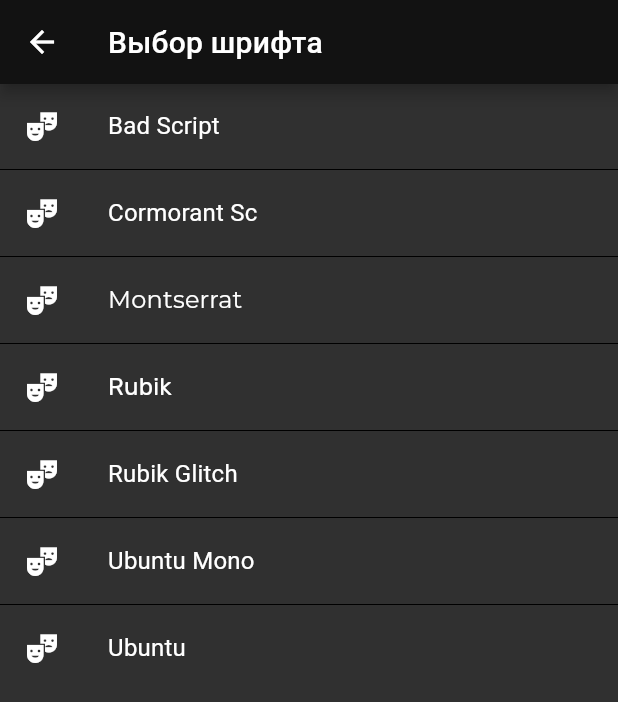
After one commit to fear404-png/fastpad, a Flutter app: the NotesSettingWidget screen opened by its route, after a tap on "Выбор шрифта", on a phone screen of 412 x 824 dp. The commit adds this screen. Shown: the top 702 px of the screen. Run offline on Flutter 3.47's test engine with Material 2 defaults, Android fonts, the phone set to English and light mode, and no system bars; our stand-ins replace bloc, flutter_bloc, flutter_slidable, google_fonts; Roboto replaces fonts that are missing (); project files that could hold a hidden picture were left out.

Commit message:
Добавлена возможность изменять шрифт приложения

```diff
--- a/lib/bloc/bloc/notes_bloc.dart
+++ b/lib/bloc/bloc/notes_bloc.dart
@@ -1,7 +1,9 @@
 import 'package:bloc/bloc.dart';
-import 'package:fastpad/widgets/theme/app_themes.dart';
+
+import 'package:fastpad/theme/app_themes.dart';
+import 'package:fastpad/theme/app_fonts.dart';
+
 import 'package:flutter/material.dart';
-import 'package:meta/meta.dart';
 
 part 'notes_event.dart';
 part 'notes_state.dart';
@@ -9,7 +11,44 @@ part 'notes_state.dart';
 class NotesBloc extends Bloc<NotesEvent, NotesState> {
   static List<Note> notes = [];
   static bool isEdit = true;
-  static ThemeData themeApp = appThemeData[0];
+
+  static int currentFont = 1;
+  static int currentTheme = 0;
+
+//я устал писать это...
+  static ThemeData themeApp = appThemeData[currentTheme].copyWith(
+      textTheme: TextTheme(
+    headline1: appFonts[currentFont].copyWith(
+        fontSize: 97, fontWeight: FontWeight.w300, letterSpacing: -1.5),
+    headline2: appFonts[currentFont].copyWith(
+        fontSize: 61, fontWeight: FontWeight.w300, letterSpacing: -0.5),
+    headline3: appFonts[currentFont].copyWith(
+      fontSize: 48,
+      fontWeight: FontWeight.w400,
+    ),
+    headline4: appFonts[currentFont].copyWith(
+        fontSize: 34, fontWeight: FontWeight.w400, letterSpacing: 0.25),
+    headline5: appFonts[currentFont].copyWith(
+      fontSize: 24,
+      fontWeight: FontWeight.w400,
+    ),
+    headline6: appFonts[currentFont].copyWith(
+        fontSize: 20, fontWeight: FontWeight.w500, letterSpacing: 0.15),
+    subtitle1: appFonts[currentFont].copyWith(
+        fontSize: 16, fontWeight: FontWeight.w400, letterSpacing: 0.15),
+    subtitle2: appFonts[currentFont].copyWith(
+        fontSize: 14, fontWeight: FontWeight.w500, letterSpacing: 0.1),
+    bodyText1: appFonts[currentFont].copyWith(
+        fontSize: 16, fontWeight: FontWeight.w500, letterSpacing: 0.5),
+    bodyText2: appFonts[currentFont].copyWith(
+        fontSize: 14, fontWeight: FontWeight.w400, letterSpacing: 0.25),
+    button: appFonts[currentFont].copyWith(
+        fontSize: 14, fontWeight: FontWeight.w500, letterSpacing: 1.25),
+    caption: appFonts[currentFont].copyWith(
+        fontSize: 12, fontWeight: FontWeight.w400, letterSpacing: 0.4),
+    overline: appFonts[currentFont].copyWith(
+        fontSize: 10, fontWeight: FontWeight.w400, letterSpacing: 1.5),
+  ).apply(bodyColor: appThemeData[currentTheme].colorScheme.onError));
 
   NotesBloc() : super(NotesInitial(notes, isEdit, themeApp)) {
     on<NotesEvent>((event, emit) {
@@ -20,7 +59,75 @@ class NotesBloc extends Bloc<NotesEvent, NotesState> {
       } else if (event is NoteEditEvent) {
         notes[event.note.id] = event.note;
       } else if (event is ChangeThemeEvent) {
-        themeApp = appThemeData[event.idTheme];
+        currentTheme = event.idTheme;
+        themeApp = appThemeData[currentTheme].copyWith(
+            textTheme: TextTheme(
+          headline1: appFonts[currentFont].copyWith(
+              fontSize: 97, fontWeight: FontWeight.w300, letterSpacing: -1.5),
+          headline2: appFonts[currentFont].copyWith(
+              fontSize: 61, fontWeight: FontWeight.w300, letterSpacing: -0.5),
+          headline3: appFonts[currentFont].copyWith(
+            fontSize: 48,
+            fontWeight: FontWeight.w400,
+          ),
+          headline4: appFonts[currentFont].copyWith(
+              fontSize: 34, fontWeight: FontWeight.w400, letterSpacing: 0.25),
+          headline5: appFonts[currentFont].copyWith(
+            fontSize: 24,
+            fontWeight: FontWeight.w400,
+          ),
+          headline6: appFonts[currentFont].copyWith(
+              fontSize: 20, fontWeight: FontWeight.w500, letterSpacing: 0.15),
+          subtitle1: appFonts[currentFont].copyWith(
+              fontSize: 16, fontWeight: FontWeight.w400, letterSpacing: 0.15),
+          subtitle2: appFonts[currentFont].copyWith(
+              fontSize: 14, fontWeight: FontWeight.w500, letterSpacing: 0.1),
+          bodyText1: appFonts[currentFont].copyWith(
+              fontSize: 16, fontWeight: FontWeight.w500, letterSpacing: 0.5),
+          bodyText2: appFonts[currentFont].copyWith(
+              fontSize: 14, fontWeight: FontWeight.w400, letterSpacing: 0.25),
+          button: appFonts[currentFont].copyWith(
+              fontSize: 14, fontWeight: FontWeight.w500, letterSpacing: 1.25),
+          caption: appFonts[currentFont].copyWith(
+              fontSize: 12, fontWeight: FontWeight.w400, letterSpacing: 0.4),
+          overline: appFonts[currentFont].copyWith(
+              fontSize: 10, fontWeight: FontWeight.w400, letterSpacing: 1.5),
+        ).apply(bodyColor: appThemeData[currentTheme].colorScheme.onError));
+      } else if (event is ChangeFontEvent) {
+        currentFont = event.idFont;
+        themeApp = appThemeData[currentTheme].copyWith(
+            textTheme: TextTheme(
+          headline1: appFonts[currentFont].copyWith(
+              fontSize: 97, fontWeight: FontWeight.w300, letterSpacing: -1.5),
+          headline2: appFonts[currentFont].copyWith(
+              fontSize: 61, fontWeight: FontWeight.w300, letterSpacing: -0.5),
+          headline3: appFonts[currentFont].copyWith(
+            fontSize: 48,
+            fontWeight: FontWeight.w400,
+          ),
+          headline4: appFonts[currentFont].copyWith(
+              fontSize: 34, fontWeight: FontWeight.w400, letterSpacing: 0.25),
+          headline5: appFonts[currentFont].copyWith(
+            fontSize: 24,
+            fontWeight: FontWeight.w400,
+          ),
+          headline6: appFonts[currentFont].copyWith(
+              fontSize: 20, fontWeight: FontWeight.w500, letterSpacing: 0.15),
+          subtitle1: appFonts[currentFont].copyWith(
+              fontSize: 16, fontWeight: FontWeight.w400, letterSpacing: 0.15),
+          subtitle2: appFonts[currentFont].copyWith(
+              fontSize: 14, fontWeight: FontWeight.w500, letterSpacing: 0.1),
+          bodyText1: appFonts[currentFont].copyWith(
+              fontSize: 16, fontWeight: FontWeight.w500, letterSpacing: 0.5),
+          bodyText2: appFonts[currentFont].copyWith(
+              fontSize: 14, fontWeight: FontWeight.w400, letterSpacing: 0.25),
+          button: appFonts[currentFont].copyWith(
+              fontSize: 14, fontWeight: FontWeight.w500, letterSpacing: 1.25),
+          caption: appFonts[currentFont].copyWith(
+              fontSize: 12, fontWeight: FontWeight.w400, letterSpacing: 0.4),
+          overline: appFonts[currentFont].copyWith(
+              fontSize: 10, fontWeight: FontWeight.w400, letterSpacing: 1.5),
+        ).apply(bodyColor: appThemeData[currentTheme].colorScheme.onError));
       }
       emit(NotesInitial(notes, isEdit, themeApp));
     });
@@ -39,5 +146,8 @@ class Note {
 
   Note(this.title, this.subtitle, this.id) {
     timeEdit = DateTime.now().toString().split(".")[0];
+    timeEdit = timeEdit.toString().split(" ")[0] +
+        "\n" +
+        timeEdit.toString().split(" ")[1];
   }
 }
--- a/lib/bloc/bloc/notes_event.dart
+++ b/lib/bloc/bloc/notes_event.dart
@@ -23,3 +23,9 @@ class ChangeThemeEvent extends NotesEvent {
 
   ChangeThemeEvent(this.idTheme);
 }
+
+class ChangeFontEvent extends NotesEvent {
+  final int idFont;
+
+  ChangeFontEvent(this.idFont);
+}
--- a/lib/bloc/bloc/notes_state.dart
+++ b/lib/bloc/bloc/notes_state.dart
@@ -4,7 +4,7 @@ part of 'notes_bloc.dart';
 abstract class NotesState {
   final List<Note> notes;
   final bool isEdit;
-  final themeData;
+  final ThemeData themeData;
 
   NotesState(this.notes, this.isEdit, this.themeData);
 }
--- /dev/null
+++ b/lib/theme/app_fonts.dart
@@ -0,0 +1,12 @@
+import 'package:flutter/cupertino.dart';
+import 'package:google_fonts/google_fonts.dart';
+
+final List<TextStyle> appFonts = [
+  GoogleFonts.badScript(),
+  GoogleFonts.cormorantSc(),
+  GoogleFonts.montserrat(),
+  GoogleFonts.rubik(),
+  GoogleFonts.rubikGlitch(),
+  GoogleFonts.ubuntuMono(),
+  GoogleFonts.ubuntu()
+];
--- /dev/null
+++ b/lib/theme/app_themes.dart
@@ -0,0 +1,42 @@
+import 'package:flutter/material.dart';
+
+final List<ThemeData> appThemeData = [
+  ThemeData(
+    colorScheme: const ColorScheme.dark().copyWith(
+      secondary: Colors.redAccent,
+      primary: Colors.red,
+      onError: Colors.white,
+    ),
+  ),
+  ThemeData(
+    colorScheme: const ColorScheme.dark().copyWith(
+        secondary: Colors.green,
+        primary: Colors.green,
+        onBackground: Colors.black,
+        surface: Colors.black,
+        onSurface: Colors.green,
+        background: Colors.black,
+        onError: Colors.white,
+        brightness: Brightness.dark),
+  ),
+  ThemeData(
+    colorScheme: const ColorScheme.light().copyWith(
+        primary: Colors.redAccent,
+        secondary: Colors.redAccent,
+        onError: Colors.black),
+  ),
+  ThemeData(
+      colorScheme: ColorScheme.fromSeed(seedColor: Colors.red)
+          .copyWith(onError: Colors.black)),
+  ThemeData(
+      colorScheme:
+          ColorScheme.highContrastDark().copyWith(onError: Colors.white))
+];
+
+final List<String> appThemeName = [
+  "Темная Стандарт",
+  "Темная Хакерская ",
+  "Светлая Стандарт",
+  "Светлая Агрессия ",
+  "На расслабоне :)"
+];
--- a/lib/widgets/app/app.dart
+++ b/lib/widgets/app/app.dart
@@ -2,6 +2,7 @@ import 'package:fastpad/bloc/bloc/notes_bloc.dart';
 import 'package:fastpad/widgets/notes/note/note_edit.dart';
 import 'package:fastpad/widgets/notes/note/note_view.dart';
 import 'package:fastpad/widgets/notes/notes.dart';
+import 'package:fastpad/widgets/notes/notes_setting/change_font.dart';
 import 'package:fastpad/widgets/notes/notes_setting/change_theme.dart';
 import 'package:fastpad/widgets/notes/notes_setting/notes_setting.dart';
 import 'package:flutter/material.dart';
@@ -26,6 +27,8 @@ class App extends StatelessWidget {
               "/notes/setting": (context) => const NotesSettingWidget(),
               "/notes/setting/change_theme": (context) =>
                   const ChangeThemeWidget(),
+              "/notes/setting/change_font": (context) =>
+                  const ChangeFontWidget(),
             },
             initialRoute: "/notes",
           );
--- a/lib/widgets/notes/note/note_view.dart
+++ b/lib/widgets/notes/note/note_view.dart
@@ -17,7 +17,7 @@ class NoteViewWidget extends StatelessWidget {
           appBar: AppBar(),
           body: ListTile(
             title: Text(
-              state.notes[arguments["id"]].title,
+              "\n" + state.notes[arguments["id"]].title + "\n",
               style: TextStyle(fontSize: 20),
               textAlign: TextAlign.center,
             ),
--- /dev/null
+++ b/lib/widgets/notes/notes_setting/change_font.dart
@@ -0,0 +1,33 @@
+import 'package:fastpad/bloc/bloc/notes_bloc.dart';
+import 'package:fastpad/theme/app_fonts.dart';
+import 'package:flutter/material.dart';
+import 'package:flutter/src/widgets/framework.dart';
+import 'package:flutter_bloc/flutter_bloc.dart';
+
+class ChangeFontWidget extends StatelessWidget {
+  const ChangeFontWidget({super.key});
+
+  @override
+  Widget build(BuildContext context) {
+    return Scaffold(
+      appBar: AppBar(
+        title: Text("Выбор шрифта"),
+      ),
+      body: ListView.separated(
+          itemBuilder: (context, index) => ListTile(
+                title: Text(
+                  appFonts[index].fontFamily.toString().split("_")[0],
+                  style: appFonts[index],
+                ),
+                leading: const Icon(Icons.theater_comedy),
+                onTap: () => BlocProvider.of<NotesBloc>(context)
+                    .add(ChangeFontEvent(index)),
+              ),
+          separatorBuilder: (context, index) => const Divider(
+                color: Colors.black,
+                height: 2,
+              ),
+          itemCount: appFonts.length),
+    );
+  }
+}
--- a/lib/widgets/notes/notes_setting/change_theme.dart
+++ b/lib/widgets/notes/notes_setting/change_theme.dart
@@ -1,5 +1,5 @@
 import 'package:fastpad/bloc/bloc/notes_bloc.dart';
-import 'package:fastpad/widgets/theme/app_themes.dart';
+import 'package:fastpad/theme/app_themes.dart';
 import 'package:flutter/material.dart';
 import 'package:flutter/src/widgets/framework.dart';
 import 'package:flutter_bloc/flutter_bloc.dart';
@@ -11,13 +11,13 @@ class ChangeThemeWidget extends StatelessWidget {
   Widget build(BuildContext context) {
     return Scaffold(
       appBar: AppBar(
-        title: Text("Выбор Темы"),
+        title: const Text("Выбор Темы"),
       ),
       body: ListView.separated(
           itemBuilder: (context, index) {
             return ListTile(
               title: Text(appThemeName[index]),
-              leading: Icon(Icons.theater_comedy),
+              leading: const Icon(Icons.theater_comedy),
               onTap: () {
                 BlocProvider.of<NotesBloc>(context)
                     .add(ChangeThemeEvent(index));
--- a/lib/widgets/notes/notes_setting/notes_setting.dart
+++ b/lib/widgets/notes/notes_setting/notes_setting.dart
@@ -13,6 +13,14 @@ class NotesSettingWidget extends StatelessWidget {
         },
         title: Text("Выбор темы"),
         leading: Icon(Icons.theater_comedy),
+        trailing: Icon(Icons.arrow_right),
+      ),
+      ListTile(
+        onTap: () {
+          Navigator.pushNamed(context, "/notes/setting/change_font");
+        },
+        title: Text("Выбор шрифта"),
+        leading: Icon(Icons.font_download_sharp),
         trailing: Icon(Icons.arrow_right),
       ),
     ];
--- a/lib/widgets/theme/app_themes.dart
+++ /dev/null
@@ -1,18 +0,0 @@
-import 'package:flutter/material.dart';
-
-final List<ThemeData> appThemeData = [
-  ThemeData(
-    colorScheme: const ColorScheme.dark().copyWith(
-      secondary: Colors.redAccent,
-      primary: Colors.red,
-    ),
-  ),
-  ThemeData(
-    colorScheme: const ColorScheme.light().copyWith(
-      primary: Colors.redAccent,
-      secondary: Colors.redAccent,
-    ),
-  ),
-];
-
-final List<String> appThemeName = ["Стандартная Темная", "Стандартная Светлая"];
--- a/pubspec.yaml
+++ b/pubspec.yaml
@@ -34,6 +34,7 @@ dependencies:
   bloc: ^8.0.3
   flutter_slidable: ^2.0.0
   dropdown_textfield: ^1.0.3
+  google_fonts: ^3.0.1
 
 
   # The following adds the Cupertino Icons font to your application.
```
Also changed, not shown: lib/widgets/notes/notes.dart (+27 -19 lines), lib/resources/fonts/BadScript.ttf (added), lib/resources/fonts/CormorantSC.ttf (added), lib/resources/fonts/Montserrat.ttf (added), lib/resources/fonts/Roboto.ttf (added), lib/resources/fonts/Rubik.ttf (added), lib/resources/fonts/RubikGlitch.ttf (added), lib/resources/fonts/UbuntuMono.ttf (added), pubspec.lock, 1 other file.
